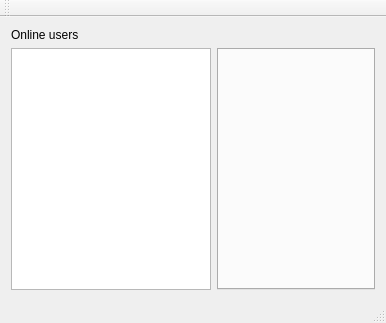
Old version of the form QtClient/mainwindow.ui in the repository LisGein/LinuxCppLessons.
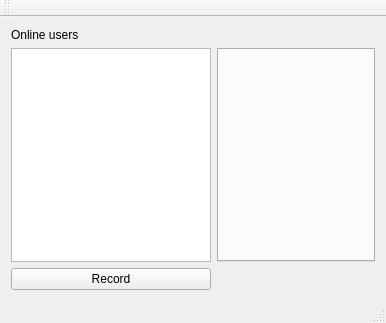
New version of the form.

The edit to the form file:
```diff
--- a/QtClient/mainwindow.ui
+++ b/QtClient/mainwindow.ui
@@ -42,6 +42,13 @@
       </property>
      </widget>
     </item>
+    <item row="2" column="0">
+     <widget class="QPushButton" name="record">
+      <property name="text">
+       <string>Record</string>
+      </property>
+     </widget>
+    </item>
    </layout>
   </widget>
   <widget class="QMenuBar" name="menuBar">
```
Left out of the diff: 2 changed lines with no effect on the pictures.
